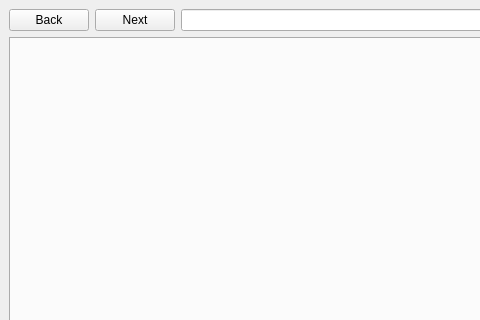
Old version of the form src/django_offline/forms/MainWindow.ui in the repository joeyjojo-zz/django_offline; both pictures show x 0 to 480 and y 0 to 320 of the 800 by 600 pixel window.
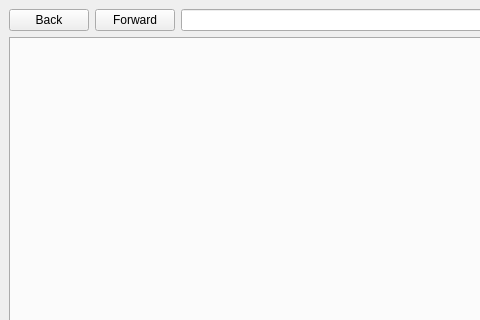
New version of the form.

Commit message: Tweak to text in next/forward button in frame

Diff of the .ui file:
```diff
--- a/src/django_offline/forms/MainWindow.ui
+++ b/src/django_offline/forms/MainWindow.ui
@@ -27,7 +27,7 @@
       <item>
        <widget class="QPushButton" name="nextButton">
         <property name="text">
-         <string>Next</string>
+         <string>Forward</string>
         </property>
        </widget>
       </item>
```
The commit also changes 1 other file.
